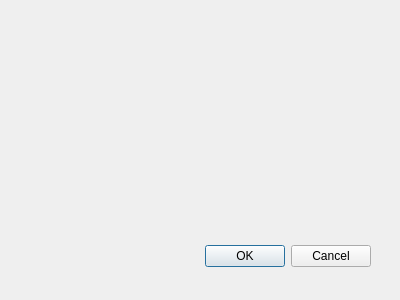
Old version of the form psitiltoptions.ui in the repository githubdoe/DFTFringe.
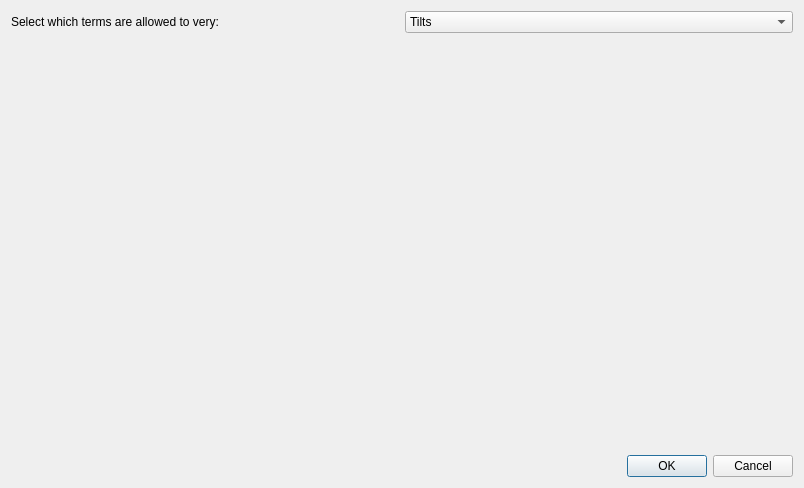
New version of the form.

```diff
--- a/psitiltoptions.ui
+++ b/psitiltoptions.ui
@@ -8,22 +8,55 @@
    <rect>
     <x>0</x>
     <y>0</y>
-    <width>400</width>
-    <height>300</height>
+    <width>804</width>
+    <height>488</height>
    </rect>
   </property>
   <property name="windowTitle">
    <string>Dialog</string>
   </property>
+  <layout class="QVBoxLayout" name="verticalLayout" stretch="1,10,10,10,1">
+   <item>
+    <layout class="QHBoxLayout" name="horizontalLayout">
+     <item>
+      <widget class="QLabel" name="label">
+       <property name="text">
+        <string>Select which terms are allowed to very:</string>
+       </property>
+      </widget>
+     </item>
+     <item>
+      <widget class="QComboBox" name="zernLimits">
+       <item>
+        <property name="text">
+         <string>Tilts</string>
+        </property>
+       </item>
+       <item>
+        <property name="text">
+         <string>Defocus</string>
+        </property>
+       </item>
+       <item>
+        <property name="text">
+         <string>Astig</string>
+        </property>
+       </item>
+      </widget>
+     </item>
+    </layout>
+   </item>
+   <item>
+    <widget class="QWidget" name="TiltPlot" native="true"/>
+   </item>
+   <item>
+    <widget class="QWidget" name="DefocusPlot" native="true"/>
+   </item>
+   <item>
+    <widget class="QWidget" name="AstigPlot" native="true"/>
+   </item>
+   <item>
   <widget class="QDialogButtonBox" name="buttonBox">
-   <property name="geometry">
-    <rect>
-     <x>30</x>
-     <y>240</y>
-     <width>341</width>
-     <height>32</height>
-    </rect>
-   </property>
    <property name="orientation">
     <enum>Qt::Horizontal</enum>
    </property>
@@ -31,6 +64,8 @@
     <set>QDialogButtonBox::Cancel|QDialogButtonBox::Ok</set>
    </property>
   </widget>
+   </item>
+  </layout>
  </widget>
  <pixmapfunction/>
  <resources/>
```
Left out of the diff: 5 changed lines with no effect on the pictures. Lines whose indentation alone changed are shown as unchanged.
